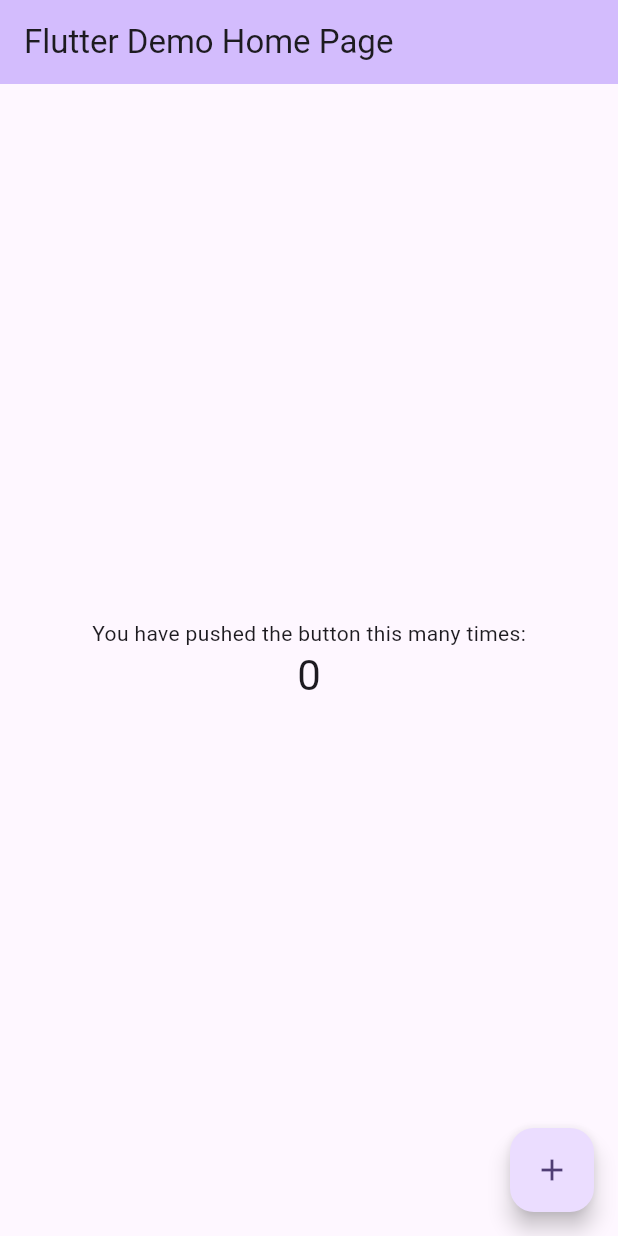
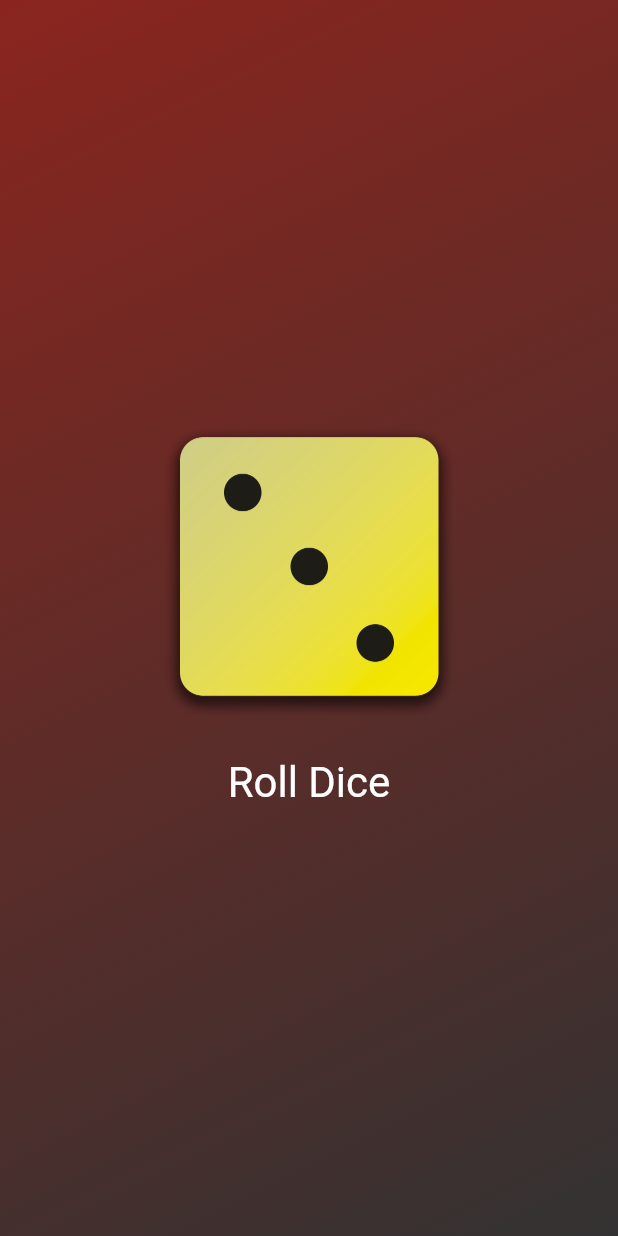
Before and after one commit to MohamedElsaeed424/roll_dice_app, a Flutter app: the screen it shows after launch, on a phone screen of 412 x 824 dp. Run offline on Flutter 3.47's test engine with Material 2 defaults, Android fonts, the phone set to English and light mode, and no system bars.

Commit message:
Project Done

```diff
--- /dev/null
+++ b/lib/dice_roller.dart
@@ -0,0 +1,46 @@
+import 'dart:math';
+
+import 'package:flutter/material.dart';
+
+final randmizor = Random();
+
+class DiceRoller extends StatefulWidget {
+  const DiceRoller({super.key});
+
+  @override
+  State<DiceRoller> createState() {
+    return _DiceRollerState();
+  }
+}
+
+class _DiceRollerState extends State<DiceRoller> {
+  var currentDiceNum = 3;
+  @override
+  Widget build(BuildContext context) {
+    return Column(
+      mainAxisSize: MainAxisSize.min,
+      children: [
+        Image.asset(
+          'assets/images/dice-images/dice-$currentDiceNum.png',
+          width: 200,
+        ),
+        const SizedBox(
+          height: 20,
+        ),
+        TextButton(
+            onPressed: onClickHandler,
+            style: TextButton.styleFrom(
+                // padding: const EdgeInsets.only(top: 20 ),
+                foregroundColor: Colors.white,
+                textStyle: const TextStyle(fontSize: 28)),
+            child: const Text('Roll Dice'))
+      ],
+    );
+  }
+
+  void onClickHandler() {
+    setState(() {
+      currentDiceNum = randmizor.nextInt(6) + 1;
+    });
+  }
+}
--- /dev/null
+++ b/lib/general_container.dart
@@ -0,0 +1,47 @@
+import 'package:flutter/material.dart';
+import 'package:roll_dice_app/dice_roller.dart';
+
+const startAlignment = Alignment.topLeft;
+const endAlignment = Alignment.bottomRight;
+
+class GeneralContainer extends StatelessWidget {
+  final Color color1;
+  final Color color2;
+
+ const  GeneralContainer(this.color1, this.color2, {super.key});
+  @override
+  Widget build(BuildContext context) {
+    return Container(
+        decoration: BoxDecoration(
+            gradient: LinearGradient(
+          colors: [color1, color2],
+          begin: startAlignment,
+          end: endAlignment,
+        )),
+        child: const Center(
+           child: DiceRoller()
+        ));
+  }
+
+
+}
+
+
+
+// class GeneralContainer extends StatelessWidget {
+//   final List <Color> gradientColors ;
+//   const GeneralContainer(this.gradientColors ,{super.key});
+//   @override
+//   Widget build(BuildContext context) {
+//     return Container(
+//         decoration:  BoxDecoration(
+//             gradient: LinearGradient(
+//           colors: gradientColors,
+//           begin: startAlignment,
+//           end: endAlignment,
+//         )),
+//         child: const Center(
+//           child: StyledText('Hello Mohamed'),
+//         ));
+//   }
+// }
--- a/lib/main.dart
+++ b/lib/main.dart
@@ -1,125 +1,14 @@
 import 'package:flutter/material.dart';
+import 'general_container.dart';
 
 void main() {
-  runApp(const MyApp());
+  runApp(
+    const  MaterialApp(
+      home: Scaffold(
+          backgroundColor: Colors.deepOrangeAccent,
+          body: GeneralContainer(
+          Color.fromARGB(255, 138, 37, 30),
+          Color.fromARGB(255, 51, 50, 50))),
+    ),
+  );
 }
-
-class MyApp extends StatelessWidget {
-  const MyApp({super.key});
-
-  // This widget is the root of your application.
-  @override
-  Widget build(BuildContext context) {
-    return MaterialApp(
-      title: 'Flutter Demo',
-      theme: ThemeData(
-        // This is the theme of your application.
-        //
-        // TRY THIS: Try running your application with "flutter run". You'll see
-        // the application has a blue toolbar. Then, without quitting the app,
-        // try changing the seedColor in the colorScheme below to Colors.green
-        // and then invoke "hot reload" (save your changes or press the "hot
-        // reload" button in a Flutter-supported IDE, or press "r" if you used
-        // the command line to start the app).
-        //
-        // Notice that the counter didn't reset back to zero; the application
-        // state is not lost during the reload. To reset the state, use hot
-        // restart instead.
-        //
-        // This works for code too, not just values: Most code changes can be
-        // tested with just a hot reload.
-        colorScheme: ColorScheme.fromSeed(seedColor: Colors.deepPurple),
-        useMaterial3: true,
-      ),
-      home: const MyHomePage(title: 'Flutter Demo Home Page'),
-    );
-  }
-}
-
-class MyHomePage extends StatefulWidget {
-  const MyHomePage({super.key, required this.title});
-
-  // This widget is the home page of your application. It is stateful, meaning
-  // that it has a State object (defined below) that contains fields that affect
-  // how it looks.
-
-  // This class is the configuration for the state. It holds the values (in this
-  // case the title) provided by the parent (in this case the App widget) and
-  // used by the build method of the State. Fields in a Widget subclass are
-  // always marked "final".
-
-  final String title;
-
-  @override
-  State<MyHomePage> createState() => _MyHomePageState();
-}
-
-class _MyHomePageState extends State<MyHomePage> {
-  int _counter = 0;
-
-  void _incrementCounter() {
-    setState(() {
-      // This call to setState tells the Flutter framework that something has
-      // changed in this State, which causes it to rerun the build method below
-      // so that the display can reflect the updated values. If we changed
-      // _counter without calling setState(), then the build method would not be
-      // called again, and so nothing would appear to happen.
-      _counter++;
-    });
-  }
-
-  @override
-  Widget build(BuildContext context) {
-    // This method is rerun every time setState is called, for instance as done
-    // by the _incrementCounter method above.
-    //
-    // The Flutter framework has been optimized to make rerunning build methods
-    // fast, so that you can just rebuild anything that needs updating rather
-    // than having to individually change instances of widgets.
-    return Scaffold(
-      appBar: AppBar(
-        // TRY THIS: Try changing the color here to a specific color (to
-        // Colors.amber, perhaps?) and trigger a hot reload to see the AppBar
-        // change color while the other colors stay the same.
-        backgroundColor: Theme.of(context).colorScheme.inversePrimary,
-        // Here we take the value from the MyHomePage object that was created by
-        // the App.build method, and use it to set our appbar title.
-        title: Text(widget.title),
-      ),
-      body: Center(
-        // Center is a layout widget. It takes a single child and positions it
-        // in the middle of the parent.
-        child: Column(
-          // Column is also a layout widget. It takes a list of children and
-          // arranges them vertically. By default, it sizes itself to fit its
-          // children horizontally, and tries to be as tall as its parent.
-          //
-          // Column has various properties to control how it sizes itself and
-          // how it positions its children. Here we use mainAxisAlignment to
-          // center the children vertically; the main axis here is the vertical
-          // axis because Columns are vertical (the cross axis would be
-          // horizontal).
-          //
-          // TRY THIS: Invoke "debug painting" (choose the "Toggle Debug Paint"
-          // action in the IDE, or press "p" in the console), to see the
-          // wireframe for each widget.
-          mainAxisAlignment: MainAxisAlignment.center,
-          children: <Widget>[
-            const Text(
-              'You have pushed the button this many times:',
-            ),
-            Text(
-              '$_counter',
-              style: Theme.of(context).textTheme.headlineMedium,
-            ),
-          ],
-        ),
-      ),
-      floatingActionButton: FloatingActionButton(
-        onPressed: _incrementCounter,
-        tooltip: 'Increment',
-        child: const Icon(Icons.add),
-      ), // This trailing comma makes auto-formatting nicer for build methods.
-    );
-  }
-}
--- /dev/null
+++ b/lib/styled_text.dart
@@ -0,0 +1,14 @@
+import 'package:flutter/material.dart';
+
+class StyledText extends StatelessWidget {
+  final String text;
+  const StyledText(this.text, {super.key});
+
+  @override
+  Widget build(BuildContext context) {
+    return Text(
+      text,
+      style: const TextStyle(fontSize: 34, color: Colors.white70),
+    );
+  }
+}
```
Also changed, not shown: pubspec.yaml (+9 -7 lines), assets/images/dice-images/dice-1.png (added), assets/images/dice-images/dice-2.png (added), assets/images/dice-images/dice-3.png (added), assets/images/dice-images/dice-4.png (added), assets/images/dice-images/dice-5.png (added), assets/images/dice-images/dice-6.png (added).
